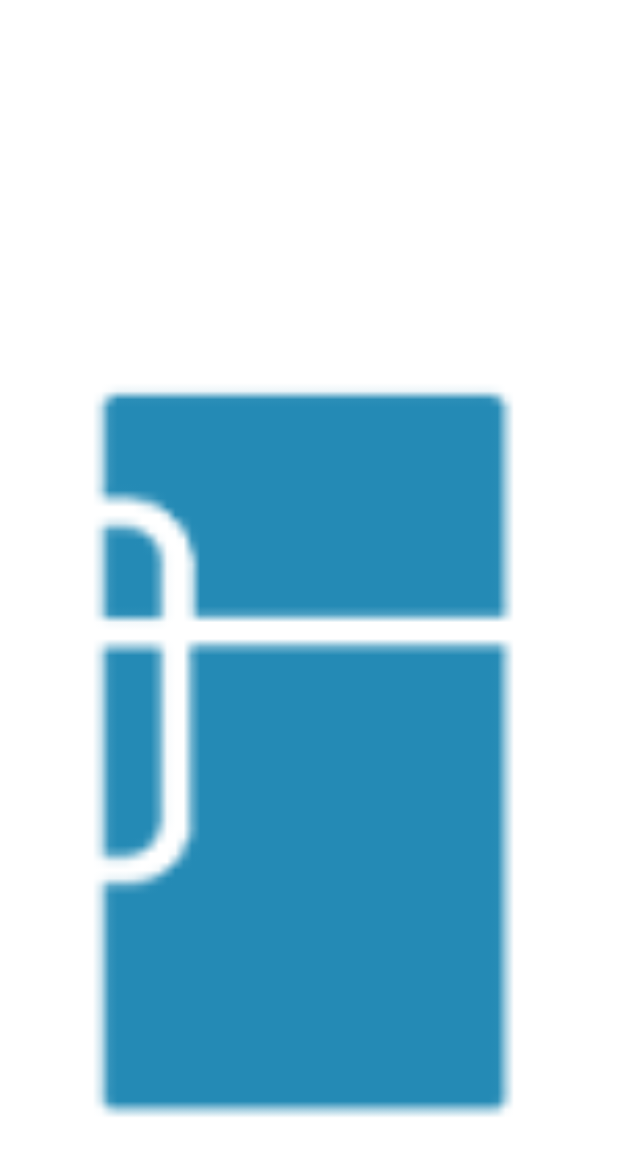
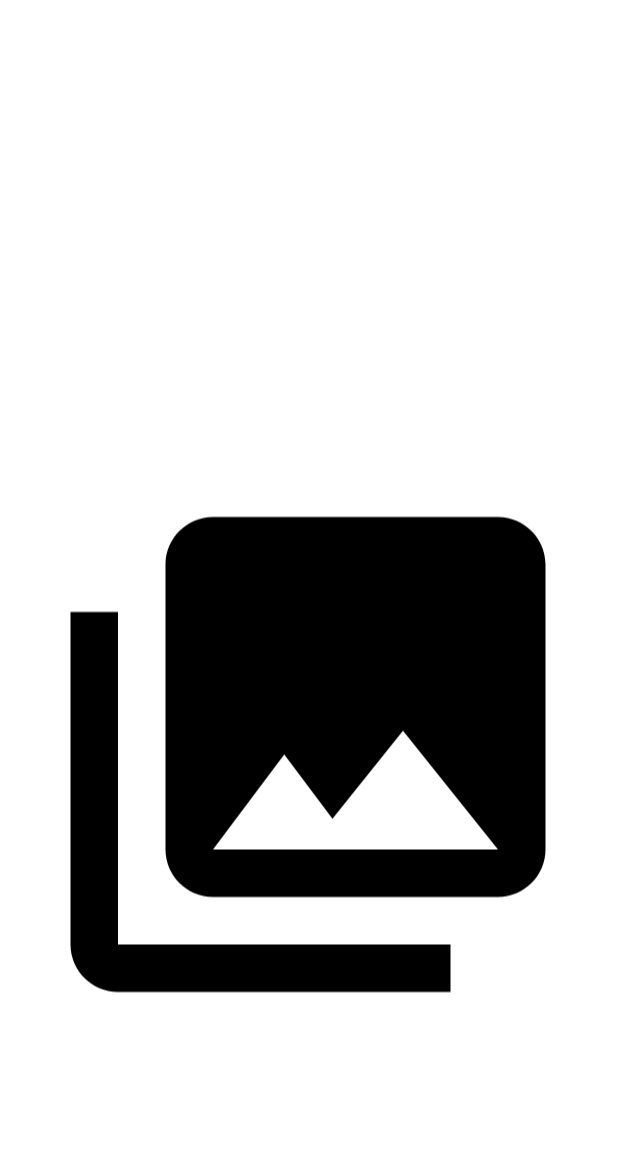
Before and after one commit to kb079/Proyecto-IoT-Android, an Android app: the layout fragment_photofridge.xml on its own in the app's theme, with its tools: preview values and no code run, on a phone screen of 412 x 824 dp. Shown: the top 1156 px of the screen. Run offline under Robolectric (Android 15) with nearby library versions, the phone set to English and light mode, and no system bars.

Commit message:
FotoFridge

```diff
--- a/app/src/main/java/com/myfridge/app/ui/fridges/FridgePhotoFragment.java
+++ b/app/src/main/java/com/myfridge/app/ui/fridges/FridgePhotoFragment.java
@@ -2,6 +2,7 @@ package com.myfridge.app.ui.fridges;
 
 import android.os.Build;
 import android.os.Bundle;
+import android.util.Log;
 import android.view.LayoutInflater;
 import android.view.View;
 import android.view.ViewGroup;
@@ -44,7 +45,7 @@ public class FridgePhotoFragment extends Fragment {
 
                 if(task.isSuccessful()) {
                     FridgePhoto photo = task.getResult().getDocuments().get(0).toObject(FridgePhoto.class);
-
+                    Log.i("FridgePhoto",photo.getUrl());
 
                     Glide.with(getContext()).load(photo.getUrl())
                             .placeholder(R.drawable.ic_launcher_foreground)
--- a/app/src/main/res/layout/fragment_photofridge.xml
+++ b/app/src/main/res/layout/fragment_photofridge.xml
@@ -27,14 +27,13 @@
         android:id="@+id/imageView"
         android:layout_width="380dp"
         android:layout_height="622dp"
-        android:scaleType="centerCrop"
+        android:scaleType="fitCenter"
         app:layout_constraintBottom_toBottomOf="parent"
         app:layout_constraintEnd_toEndOf="parent"
         app:layout_constraintHorizontal_bias="0.483"
         app:layout_constraintStart_toStartOf="parent"
         app:layout_constraintTop_toTopOf="parent"
         app:layout_constraintVertical_bias="1.0"
-        app:srcCompat="@drawable/fridge"
-        app:tint="@color/blue_primary" />
+        app:srcCompat="@drawable/ic_menu_gallery" />
 
 </androidx.constraintlayout.widget.ConstraintLayout>
```
